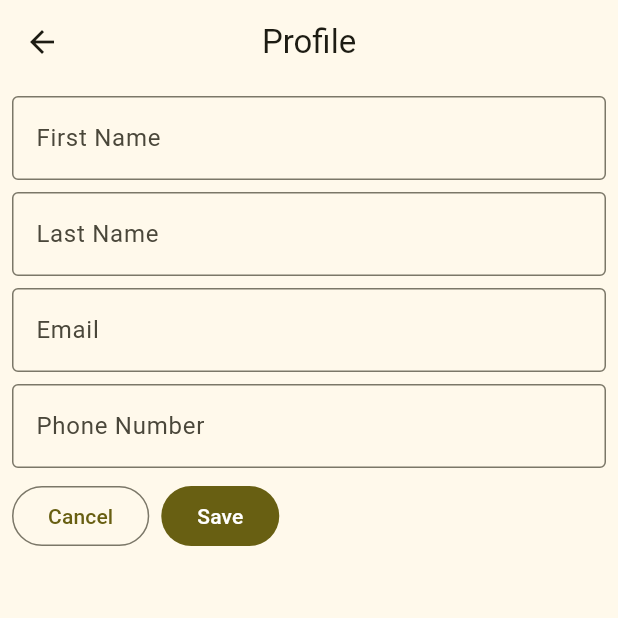
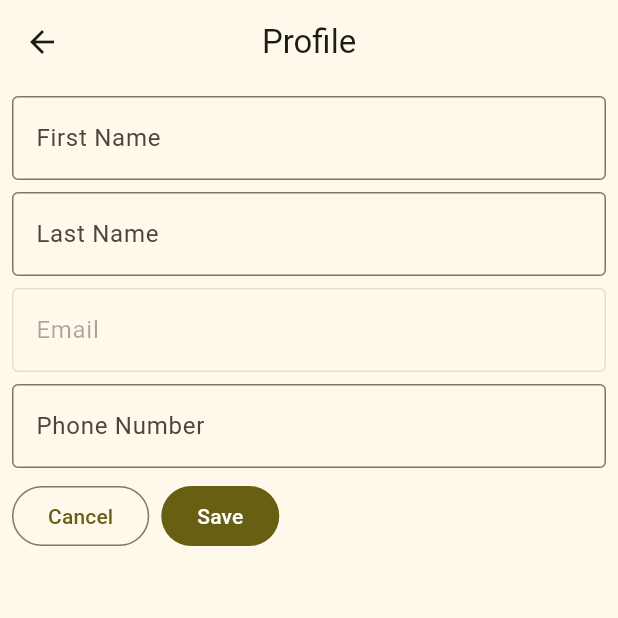
Before and after one commit to imkishansinh/goods_cntrl, a Flutter app: the SettingPage screen opened by its route, after a tap on "Profile", on a phone screen of 412 x 824 dp, the top half of it. Run offline on Flutter 3.47's test engine with Material 3 defaults, Android fonts, the phone set to English and light mode, and no system bars; our stand-ins replace flutter_dotenv, flutter_secure_storage, freezed_annotation, go_router, supabase_flutter; missing offline and left inert: account_picker; accounts and stored records are empty; network calls fail.

Commit message:
Add profile model and update fetchProfile method to return a single profile object

```diff
--- /dev/null
+++ b/goods_cntrl/app/goods_cntrl/lib/domain/profile/model/profile_model.dart
@@ -0,0 +1,33 @@
+import 'package:freezed_annotation/freezed_annotation.dart';
+
+part 'profile_model.freezed.dart';
+part 'profile_model.g.dart';
+
+@freezed
+class ProfileModelList with _$ProfileModelList {
+  const factory ProfileModelList({
+    required List<ProfileModel> profileModelList,
+  }) = _ProfileModelList;
+
+  factory ProfileModelList.fromJson(Map<String, dynamic> json) =>
+      _$ProfileModelListFromJson(json);
+}
+
+@freezed
+class ProfileModel with _$ProfileModel {
+  const factory ProfileModel({
+    String? firstName,
+    String? lastName,
+    String? gender,
+    required String email,
+    String? mobile,
+    @JsonKey(name: 'user_status') required String userStatus,
+    String? address,
+    String? userRole,
+    DateTime? createdAt,
+    String? photo,
+  }) = _ProfileModel;
+
+  factory ProfileModel.fromJson(Map<String, dynamic> json) =>
+      _$ProfileModelFromJson(json);
+}
--- a/goods_cntrl/app/goods_cntrl/lib/features/profile/view_model/profile_viewmodel.dart
+++ b/goods_cntrl/app/goods_cntrl/lib/features/profile/view_model/profile_viewmodel.dart
@@ -1,3 +1,4 @@
+import 'package:goods_cntrl/domain/profile/model/profile_model.dart';
 import 'package:goods_cntrl/utilities/command.dart';
 import 'package:goods_cntrl/utilities/result.dart';
 import 'package:supabase_service/supabase_service.dart';
@@ -12,8 +13,11 @@ class ProfileViewmodel {
   final SupabaseClass supaService;
   late final Command0 fetchProfile;
 
-  Future<Result<bool>> _fetchProfile() async {
-    await supaService.fetchProfile();
-    return Result.ok(true);
+  Future<Result<ProfileModel>> _fetchProfile() async {
+    final result = await supaService.fetchProfile();
+
+    return Result.ok(
+      ProfileModel.fromJson(result),
+    );
   }
 }
--- a/goods_cntrl/app/goods_cntrl/lib/features/profile/widgets/profile_body.dart
+++ b/goods_cntrl/app/goods_cntrl/lib/features/profile/widgets/profile_body.dart
@@ -1,6 +1,7 @@
 import 'package:flutter/material.dart';
 import 'package:goods_cntrl/core/dimens.dart';
 import 'package:goods_cntrl/features/profile/view_model/profile_viewmodel.dart';
+import 'package:goods_cntrl/utilities/result.dart';
 import 'package:provider/provider.dart';
 
 class ProfileBody extends StatefulWidget {
@@ -22,6 +23,30 @@ class _ProfileBodyState extends State<ProfileBody> {
     return ListenableBuilder(
       listenable: context.read<ProfileViewmodel>().fetchProfile,
       builder: (context, _) {
+        if (context.read<ProfileViewmodel>().fetchProfile.running) {
+          return const Center(
+            child: CircularProgressIndicator(),
+          );
+        }
+        if (context.read<ProfileViewmodel>().fetchProfile.error) {
+          return Center(
+            child: Text(
+              'Something went wrong',
+            ),
+          );
+        }
+
+        if (context.read<ProfileViewmodel>().fetchProfile is Error) {
+          return Center(
+            child: Text(
+              'Something went wrong',
+            ),
+          );
+        }
+
+        final profileData =
+            (context.read<ProfileViewmodel>().fetchProfile.result as Ok).value;
+
         return Form(
           child: Padding(
             padding: const EdgeInsets.all(SizeDimens.small),
@@ -41,9 +66,13 @@ class _ProfileBodyState extends State<ProfileBody> {
                   ),
                 ),
                 TextFormField(
+                  enabled: false,
                   decoration: InputDecoration(
                     hintText: 'Email',
                     border: OutlineInputBorder(),
+                  ),
+                  controller: TextEditingController(
+                    text: profileData.email,
                   ),
                 ),
                 TextFormField(
--- a/goods_cntrl/app/goods_cntrl/pubspec.yaml
+++ b/goods_cntrl/app/goods_cntrl/pubspec.yaml
@@ -36,6 +36,8 @@ dependencies:
     sdk: flutter
   flutter_dotenv: ^5.2.1
   flutter_secure_storage: ^9.2.4
+  freezed: ^2.5.8
+  freezed_annotation: ^2.4.4
   go_router: ^14.6.2
   internet_connection_checker: ^3.0.1
   json_annotation: ^4.9.0
--- a/goods_cntrl/app/packages/supabase_service/lib/src/domain/supabase_class.dart
+++ b/goods_cntrl/app/packages/supabase_service/lib/src/domain/supabase_class.dart
@@ -1,6 +1,7 @@
 import 'package:supabase_flutter/supabase_flutter.dart';
 import 'package:supabase_service/src/data/model/supa_user_table_model.dart';
 
+// Supabase contract class
 abstract class SupabaseClass {
   /// Basic auth methods
   Future init(
@@ -21,5 +22,5 @@ abstract class SupabaseClass {
   /// Dabase methods
   Future registerNewUser(SupaUserTableModel userTable);
 
-  Future<List<Map<String, dynamic>>> fetchProfile();
+  Future<Map<String, dynamic>> fetchProfile();
 }
--- a/goods_cntrl/app/packages/supabase_service/lib/src/supbase_class_impl.dart
+++ b/goods_cntrl/app/packages/supabase_service/lib/src/supbase_class_impl.dart
@@ -62,11 +62,15 @@ class SupabaseClassImpl implements SupabaseClass {
   }
 
   @override
-  Future<List<Map<String, dynamic>>> fetchProfile() async {
-    final data = await _supabase.from(_userTable).select().eq(
+  Future<Map<String, dynamic>> fetchProfile() async {
+    final data = await _supabase
+        .from(_userTable)
+        .select()
+        .eq(
           'email',
           currentUser!.email!,
-        );
+        )
+        .single();
     return Future.value(data);
   }
 }
```
Also changed, not shown: goods_cntrl/app/goods_cntrl/lib/domain/profile/model/profile_model.freezed.dart (added), goods_cntrl/app/goods_cntrl/lib/domain/profile/model/profile_model.g.dart (added).
